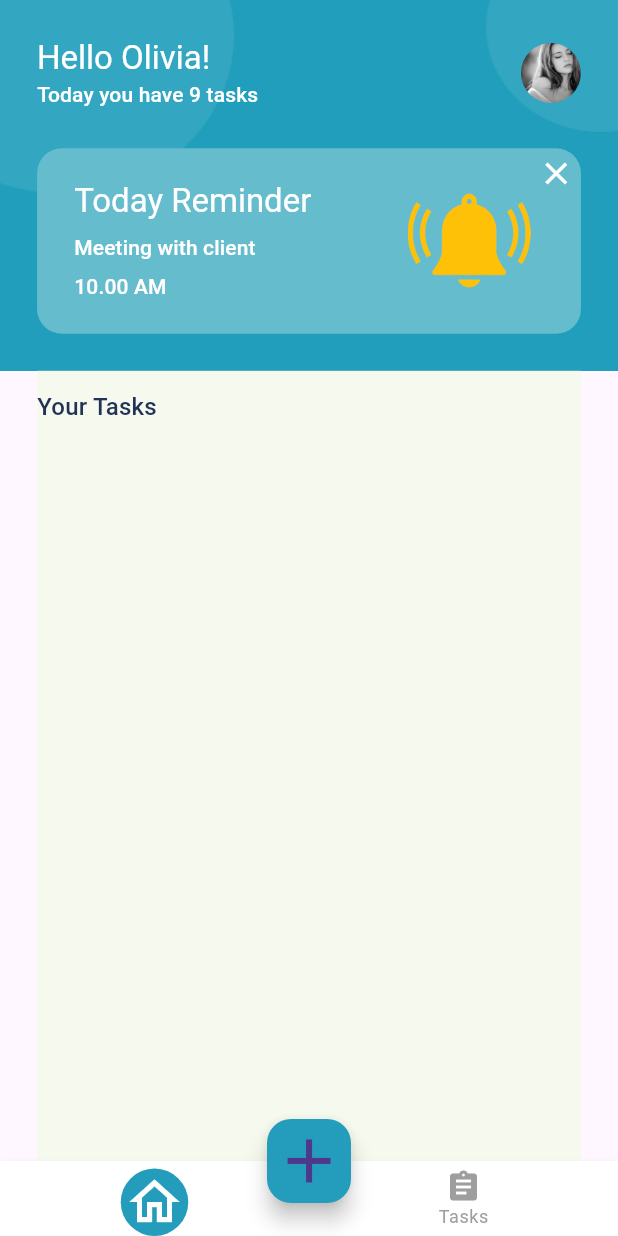
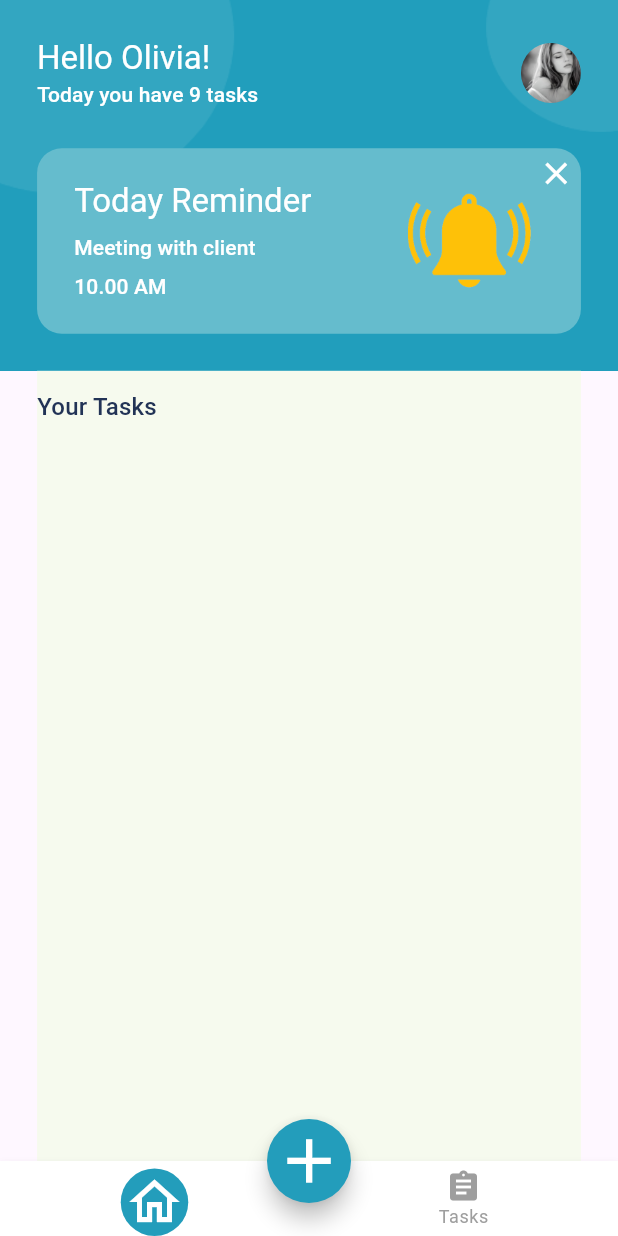
Before and after one commit to Furkan-Yildirim45/my-todo-app-TaskMuse, a Flutter app: the screen it shows after launch, after a tap on "Get Started", on a phone screen of 412 x 824 dp. Run offline on Flutter 3.47's test engine with Material 3 defaults, Android fonts, the light colour scheme and no system bars; drawn by our look-alikes of convex_bottom_bar; our stand-ins replace flutter_bloc, hive_flutter; accounts and stored records are empty.

Commit message:
buglar düzeltildi az cok

```diff
--- a/lib/core/widget/alarm/main_alarm.dart
+++ b/lib/core/widget/alarm/main_alarm.dart
@@ -28,4 +28,3 @@ mixin MainAlarm{
 }*/
 
 //todo:suanda init ve show kısımları sıkıntı yok ama bi denemek lazım!
-//todo:bi gradle dakileri sil knk olmadı calısmıyor
--- a/lib/feature/get_started/view/part_of_button.dart
+++ b/lib/feature/get_started/view/part_of_button.dart
@@ -18,7 +18,7 @@ class _GetStartedPageFloatButton extends StatelessWidget with _PageSentenceUtili
         onPressed: () {
           context.read<GlobalManageCubit>().accountActive(context);
         },
-        child: Text(buttonText),
+        child: Text(buttonText,style: context.general.textTheme.titleLarge?.copyWith(color: Colors.white),),
       ),
     );
   }
--- a/lib/feature/main_page/view/main_page.dart
+++ b/lib/feature/main_page/view/main_page.dart
@@ -1,6 +1,7 @@
 import 'package:flutter/material.dart';
 import 'package:flutter_bloc/flutter_bloc.dart';
 import 'package:task_muse/feature/tasks/view/tasks_page_view.dart';
+import 'package:task_muse/product/extension/context/border_radius.dart';
 import 'package:task_muse/product/extension/context/duration.dart';
 import 'package:task_muse/product/extension/context/icon_size.dart';
 
@@ -34,6 +35,7 @@ class _MainPageState extends State<MainPage> {
     return BlocProvider(
       create: (context) => GlobalManageProvider.globalManageCubit,
       child: Scaffold(
+
         floatingActionButtonLocation: FloatingActionButtonLocation.centerDocked,
         floatingActionButton: const _MainPageFloatActionButton(),
         body: PageView(
--- a/lib/feature/main_page/view/part_of_page_float_button.dart
+++ b/lib/feature/main_page/view/part_of_page_float_button.dart
@@ -14,9 +14,10 @@ class _MainPageFloatActionButtonState extends State<_MainPageFloatActionButton>
   @override
   Widget build(BuildContext context) {
     return FloatingActionButton(
+      shape: RoundedRectangleBorder(borderRadius: context.border.largeBorderRadius),
       backgroundColor: AppColor.aquaticCool.getColor(),
       onPressed: _onPressedOfFloatActionButton,
-      child: Icon(Icons.add, size: context.iconSize.large),
+      child: Icon(Icons.add, size: context.iconSize.large,color: Colors.white,),
     );
   }
 
--- a/lib/product/extension/context/navigation.dart
+++ b/lib/product/extension/context/navigation.dart
@@ -23,9 +23,10 @@ class _ContextNavigationExtension {
       navigation.push<T>(MaterialPageRoute(
           builder: (context) => page,
           settings: RouteSettings(arguments: data)));
+
+  Future<T?> pushReplacement<T extends Object?,T0 extends Object?>(Widget page,{T0? result}) =>
+      navigation.pushReplacement(MaterialPageRoute(builder: (context) => page,),result: result);
 }
-
-
 
 extension NavigationExtension on BuildContext{
   _ContextNavigationExtension get route => _ContextNavigationExtension(this);
--- a/lib/product/global/cubit/global_manage_cubit.dart
+++ b/lib/product/global/cubit/global_manage_cubit.dart
@@ -2,6 +2,7 @@ import 'package:flutter/material.dart';
 import 'package:flutter_bloc/flutter_bloc.dart';
 import 'package:task_muse/feature/get_started/view/get_started_page_view.dart';
 import 'package:task_muse/feature/home/model/personal_alarm_model.dart';
+import 'package:task_muse/main.dart';
 import 'package:task_muse/product/extension/context/navigation.dart';
 import 'package:task_muse/product/global/app_keys.dart';
 import 'package:task_muse/product/model/global_model.dart';
@@ -65,11 +66,9 @@ class GlobalManageCubit extends Cubit<GlobalManageState> {
     emit(state.copyWith(taskItems: tempList,changedCardIndex: cardIndex,isAnyCardSwiped: swipedValue));
   }
 
-  bool get swipedController => state.isAnyCardSwiped!;
-
   void makeIsSwipedFalse(){
     final tempList = state.taskItems ?? [];
-    if(checkTaskItemsNotNullAndEmpty){
+    if(checkTaskItemsNotNullAndEmpty && state.changedCardIndex != null){
       tempList[state.changedCardIndex!].isSwiped = false;
     }
     emit(state.copyWith(taskItems: tempList,isAnyCardSwiped: false));
@@ -180,7 +179,7 @@ class GlobalManageCubit extends Cubit<GlobalManageState> {
     emit(state.copyWith(globalModel: tempModel));
     emit(state.copyWith(isLoading: false));
     await GlobalCacheManager.instance.addOrPutItem(CachingKeys.globalModelKey, state.globalModel ?? GlobalModel()).then((value) {
-      context.route.navigatePush(const MainPage());
+      context.route.pushReplacement(const MainPage());
     });
   }
   Widget isAccountActiveAndGoPage() {
```
Also changed, not shown: lib/feature/tasks/view/tasks_page_view.dart (+66 -45 lines).
